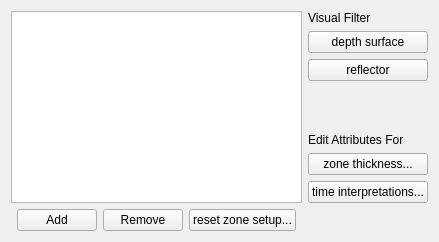
Above: examples/horizonstab.ui from ordovician/QtUIParser.jl before the change. Below: the same form after it.
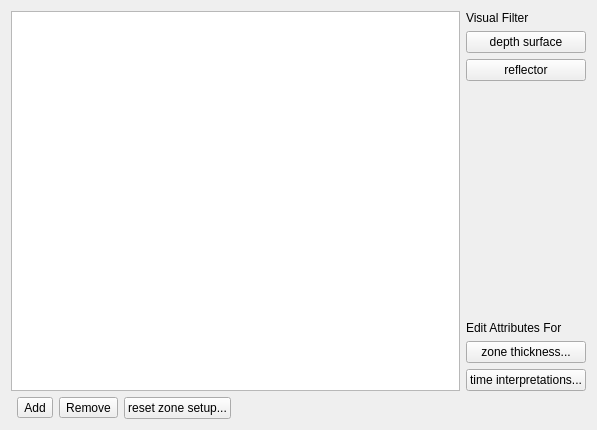
That is the form after the change.

Patch:
```diff
--- a/examples/horizonstab.ui
+++ b/examples/horizonstab.ui
@@ -2,6 +2,14 @@
 <ui version="4.0">
   <class>HorizonsTab</class>
   <widget class="QWidget" name="HorizonsTab">
+    <property name="geometry">
+      <rect>
+        <x>0</x>
+        <y>0</y>
+        <width>597</width>
+        <height>430</height>
+      </rect>
+    </property>
     <layout class="QGridLayout" name="main_horizons_layout_">
       <item row="0" column="0" rowspan="9" colspan="5">
         <widget class="QTableWidget" name="horizons_table_"/>
@@ -49,14 +57,14 @@
         </widget>
       </item>
       <item row="9" column="1">
-        <widget class="QPushButton" name="add_menu_btn_">
+        <widget class="QToolButton" name="add_menu_btn_">
           <property name="text">
             <string>Add</string>
           </property>
         </widget>
       </item>
       <item row="9" column="2">
-        <widget class="QPushButton" name="remove_btn_">
+        <widget class="QToolButton" name="remove_btn_">
           <property name="text">
             <string>Remove</string>
           </property>
@@ -69,6 +77,32 @@
           </property>
         </widget>
       </item>
+      <item row="3" column="5">
+        <spacer name="side_spacer_">
+          <property name="orientation">
+            <enum>Qt::Vertical</enum>
+          </property>
+          <property name="sizeHint" stdset="0">
+            <size>
+              <width>20</width>
+              <height>40</height>
+            </size>
+          </property>
+        </spacer>
+      </item>
+      <item row="9" column="4">
+        <spacer name="bottom_spacer_">
+          <property name="orientation">
+            <enum>Qt::Horizontal</enum>
+          </property>
+          <property name="sizeHint" stdset="0">
+            <size>
+              <width>40</width>
+              <height>20</height>
+            </size>
+          </property>
+        </spacer>
+      </item>
     </layout>
   </widget>
   <customwidgets/>
```
Left out of the diff: 8 changed lines with no effect on the pictures.
